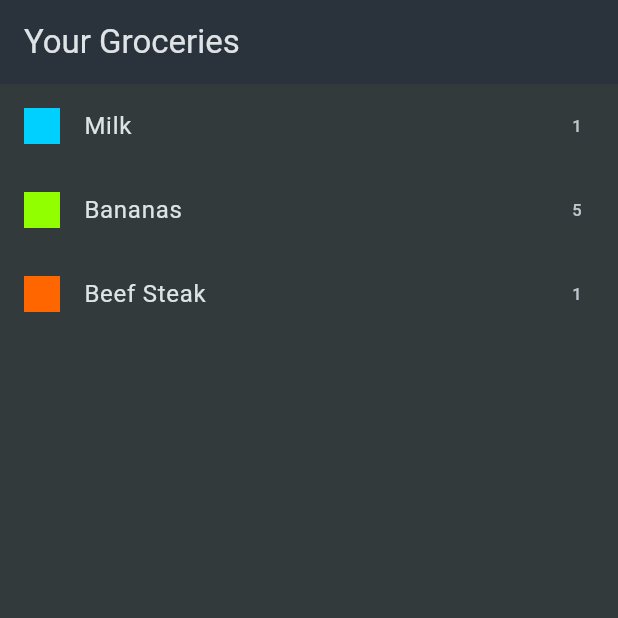
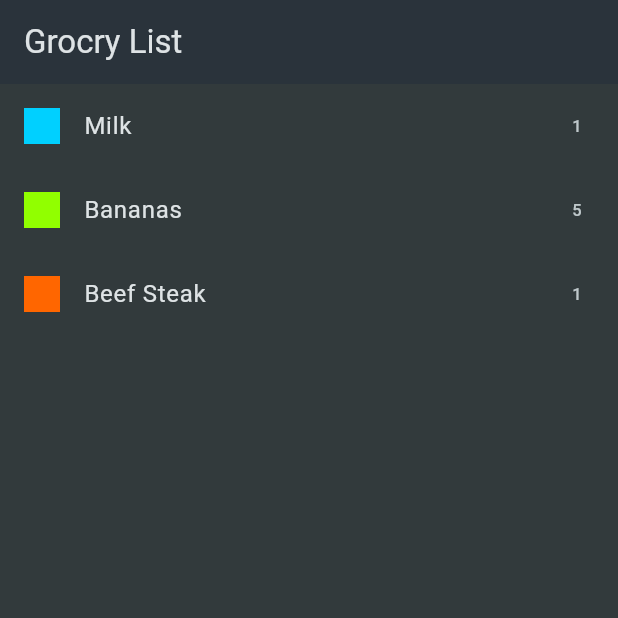
Before and after one commit to Awannous1/Flutter_Shopping_List, a Flutter app: the screen it shows after launch, on a phone screen of 412 x 824 dp, the top half of it. Run offline on Flutter 3.47's test engine with Material 3 defaults, Android fonts, the phone set to English and light mode, and no system bars.

Commit message:
GroceryList

```diff
--- a/lib/main.dart
+++ b/lib/main.dart
@@ -1,5 +1,5 @@
 import 'package:flutter/material.dart';
-import 'package:shopping_list/widget/grocery_list.dart';
+import 'package:shopping_list/widgets/grocery_list.dart';
 
 void main() {
   runApp(const MyApp());
--- a/lib/widget/grocery_list.dart
+++ b/lib/widgets/grocery_list.dart
@@ -9,11 +9,11 @@ class GroceryList extends StatelessWidget {
   Widget build(BuildContext context) {
     return Scaffold(
       appBar: AppBar(
-        title: const Text('Your Groceries'),
+        title: const Text('Grocry List'),
       ),
       body: ListView.builder(
         itemCount: groceryItems.length,
-        itemBuilder: (ctx, index) => ListTile(
+        itemBuilder: (cts, index) => ListTile(
           title: Text(groceryItems[index].name),
           leading: Container(
             width: 24,
```
